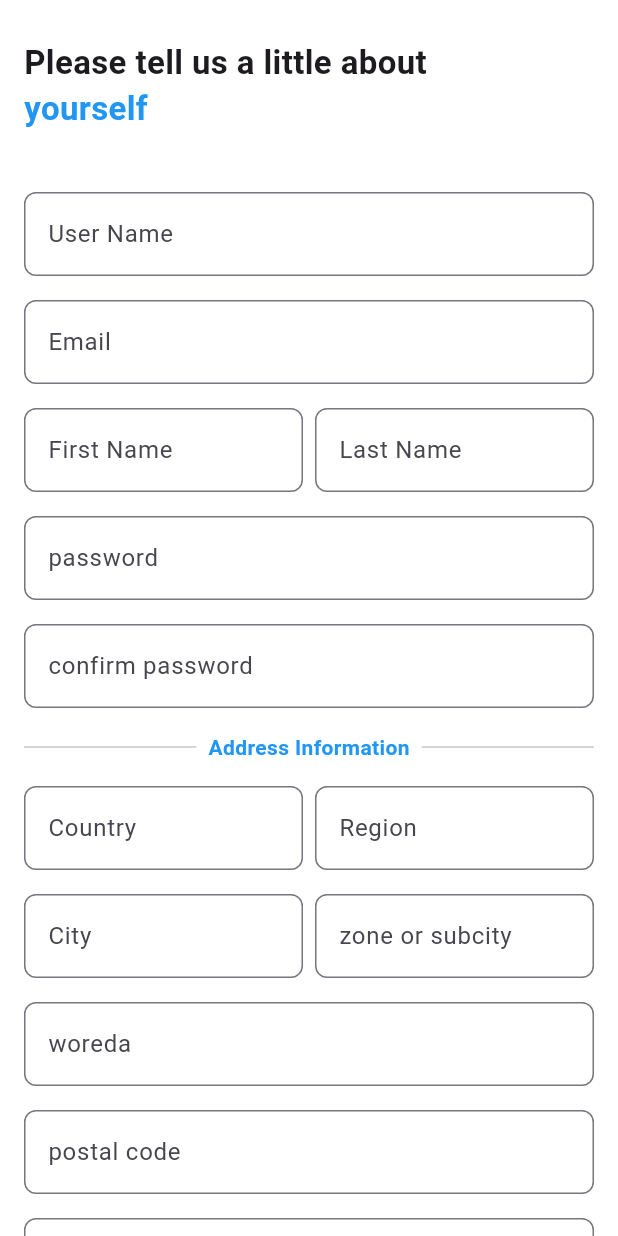
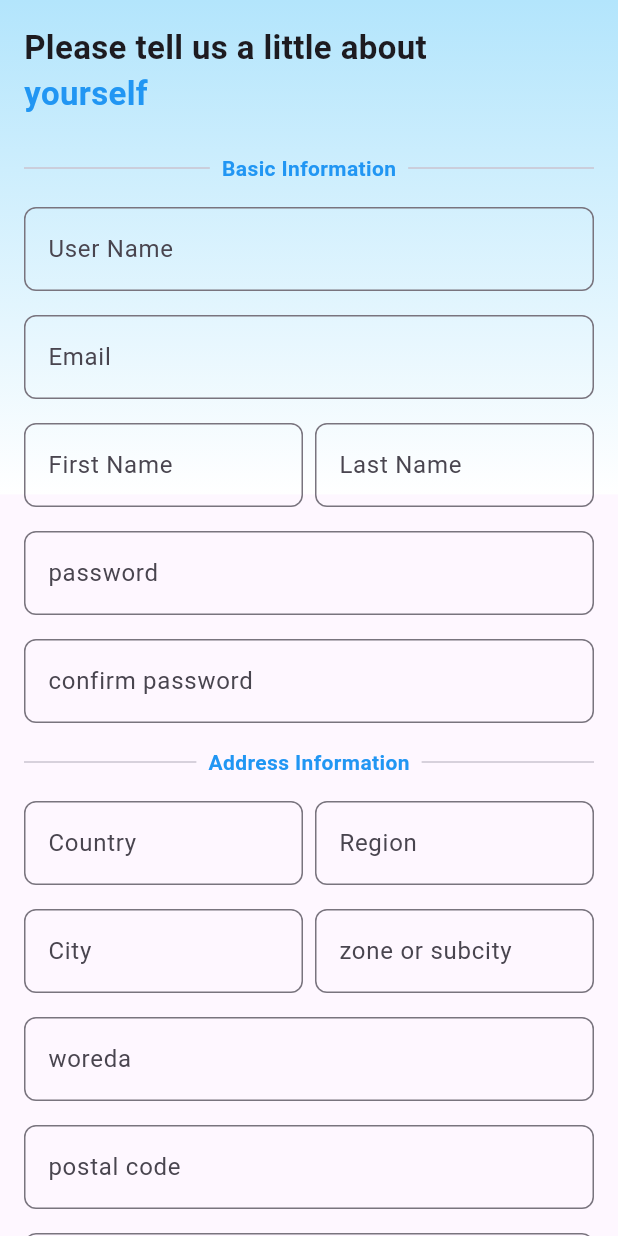
Before and after one commit to beimnet777/flutter-trial, a Flutter app: the PersonalInformationForm screen opened by its route, on a phone screen of 412 x 824 dp. Run offline on Flutter 3.47's test engine with Material 3 defaults, Android fonts, the phone set to English and light mode, and no system bars; our stand-ins replace bloc, dio, file_picker, flutter_bloc, flutter_svg, go_router and 1 more; accounts and stored records are empty.

Commit message:
updates in profile form

```diff
--- a/lib/App Start/screens/onboarding_screen.dart
+++ b/lib/App Start/screens/onboarding_screen.dart
@@ -61,8 +61,7 @@ class _OnboardingScreenState extends State<OnboardingScreen> {
               children: [
                 buildPage(
                   image: 'assets/Onboarding 2.png',
-                  title:
-                      "${_prefs?.getString('language')}Empower Yourself with Digital Tasks",
+                  title: "Empower Yourself with Digital Tasks",
                   subtitle:
                       "Join a community of contributors and earn supplemental income by completing simple digital tasks.",
                 ),
--- a/lib/AuthModule/screen/profile.dart
+++ b/lib/AuthModule/screen/profile.dart
@@ -4,6 +4,7 @@ import 'package:flutter_px/AuthModule/bloc/datacollector_event.dart';
 import 'package:flutter_px/AuthModule/bloc/datacollector_state.dart';
 import 'package:flutter_px/Common/button.dart';
 import 'package:flutter_px/Common/gradient.dart';
+import 'package:flutter_svg/flutter_svg.dart';
 import 'package:go_router/go_router.dart';
 import 'package:flutter_bloc/flutter_bloc.dart';
 
@@ -19,14 +20,10 @@ class PersonalInformationForm extends StatelessWidget {
 
   @override
   Widget build(BuildContext context) {
+    final Size screenSize = MediaQuery.of(context).size;
+    final double screenWidth = screenSize.width;
+    final double screenHeight = screenSize.height;
     return Scaffold(
-        appBar: AppBar(
-          elevation: 0,
-          backgroundColor: Colors.white,
-          iconTheme: const IconThemeData(color: Colors.black),
-          toolbarHeight: 10,
-          shadowColor: Colors.white,
-        ),
         body: BlocListener<ProfileBloc, ProfileState>(
       listener: (context, state) {
         if (state is ProfileCreated) {
@@ -42,8 +39,24 @@ class PersonalInformationForm extends StatelessWidget {
       child: Builder(
         builder: (context) {
           // final profileBloc = context.read<ProfileBloc>();
-              return Container(
-                color: Colors.white, // Set form background to white.
+          return Stack(children: [
+            SizedBox(
+              height: screenHeight * 0.4,
+              child: Container(
+                decoration: const BoxDecoration(
+                  gradient: LinearGradient(
+                    begin: Alignment.topCenter,
+                    end: Alignment.bottomCenter,
+                    colors: [
+                      Color(0xFFB3E5FC), // Light Blue
+                      Color(0xFFFFFFFF), // White
+                    ],
+                  ),
+                ),
+              ),
+            ),
+            Container(
+              // color: Colors.white, // Set form background to white.
               padding: const EdgeInsets.symmetric(horizontal: 16.0),
               child: Stack(children: [
                 SingleChildScrollView(
@@ -79,7 +92,7 @@ class PersonalInformationForm extends StatelessWidget {
 
                             const SizedBox(height: 24),
 
-                              // Divider with "or"
+                            _buildDivider("Basic Information"),
 
                             const SizedBox(height: 16),
 
@@ -93,7 +106,8 @@ class PersonalInformationForm extends StatelessWidget {
                                 label: 'Email',
                                 hint: '',
                                 dataMap: _userData,
-                                  dataLabel: 'email'),
+                                dataLabel: 'email',
+                                boardType: 'Email'),
                             Row(children: [
                               Expanded(
                                 child: _buildTextField(
@@ -124,25 +138,7 @@ class PersonalInformationForm extends StatelessWidget {
                                 obscureText: true,
                                 dataLabel: "confirm",
                                 dataMap: _support),
-                              const Row(
-                                children: [
-                                  Expanded(child: Divider()),
-                                  Padding(
-                                    padding:
-                                        EdgeInsets.symmetric(horizontal: 8.0),
-                                    child: Text(
-                                      'Address Information',
-                                      style: TextStyle(
-                                        fontSize: 14,
-                                        fontWeight:
-                                            FontWeight.bold, // Bold text.
-                                        color: Colors.blue, // Blue color.
-                                      ),
-                                    ),
-                                  ),
-                                  Expanded(child: Divider()),
-                                ],
-                              ),
+                            _buildDivider("Address Information"),
 
                             const SizedBox(height: 16),
 
@@ -192,7 +188,8 @@ class PersonalInformationForm extends StatelessWidget {
                                 label: 'postal code ',
                                 hint: '',
                                 dataMap: _addressData,
-                                  dataLabel: 'postal_code'),
+                                dataLabel: 'postal_code',
+                                boardType: 'Number'),
                             _buildTextField(
                                 label: 'Address line 1 ',
                                 hint: '',
@@ -204,25 +201,7 @@ class PersonalInformationForm extends StatelessWidget {
                                 dataMap: _addressData,
                                 dataLabel: 'address_line_2'),
 
-                              const Row(
-                                children: [
-                                  Expanded(child: Divider()),
-                                  Padding(
-                                    padding:
-                                        EdgeInsets.symmetric(horizontal: 8.0),
-                                    child: Text(
-                                      'Profile Information',
-                                      style: TextStyle(
-                                        fontSize: 14,
-                                        fontWeight:
-                                            FontWeight.bold, // Bold text.
-                                        color: Colors.blue, // Blue color.
-                                      ),
-                                    ),
-                                  ),
-                                  Expanded(child: Divider()),
-                                ],
-                              ),
+                            _buildDivider("Profile Information"),
 
                             const SizedBox(height: 16),
 
@@ -236,11 +215,11 @@ class PersonalInformationForm extends StatelessWidget {
                               children: [
                                 Expanded(
                                     child: _buildTextField(
-                                        label: 'Date of Birth',
+                                        label: 'Nationality',
                                         hint: '',
                                         dataMap: _profileData,
-                                        dataLabel: 'date_of_birth'),
-                                  ),
+                                        dataLabel: 'nationality',
+                                        boardType: 'Date')),
                                 const SizedBox(width: 8),
                                 Expanded(
                                   child: _buildTextField(
@@ -258,7 +237,8 @@ class PersonalInformationForm extends StatelessWidget {
                                 label: 'Phone Number',
                                 hint: '',
                                 dataMap: _profileData,
-                                  dataLabel: 'phone_number'),
+                                dataLabel: 'phone_number',
+                                boardType: "Phone"),
 
                             // Education Level and Marital Status
                             Row(
@@ -317,8 +297,7 @@ class PersonalInformationForm extends StatelessWidget {
                                 builder: (context, state) {
                               if (state is ProfileCreating) {
                                 return const Row(
-                                      mainAxisAlignment:
-                                          MainAxisAlignment.center,
+                                    mainAxisAlignment: MainAxisAlignment.center,
                                     children: [
                                       SizedBox(
                                         height: 20,
@@ -335,17 +314,13 @@ class PersonalInformationForm extends StatelessWidget {
                                       text: 'Next',
                                       onPressed: () {
                                         _profileData['user'] = _userData;
-                                          _profileData['address'] =
-                                              _addressData;
-                                          if (_formKey.currentState
-                                                  ?.validate() ??
+                                        _profileData['address'] = _addressData;
+                                        if (_formKey.currentState?.validate() ??
                                             false) {
                                           _formKey.currentState?.save();
                                           // Emit the event to submit the form
-                                            BlocProvider.of<ProfileBloc>(
-                                                    context)
-                                                .add(CreateProfile(
-                                                    _profileData));
+                                          BlocProvider.of<ProfileBloc>(context)
+                                              .add(CreateProfile(_profileData));
                                         }
                                       }),
                                 );
@@ -358,10 +333,32 @@ class PersonalInformationForm extends StatelessWidget {
                           ])),
                 ),
               ]),
-              );
+            )
+          ]);
         },
       ),
     ));
+  }
+
+// **************************** Form Builder Widget*************\\
+  Widget _buildDivider(String text) {
+    return Row(
+      children: [
+        const Expanded(child: Divider()),
+        Padding(
+          padding: const EdgeInsets.symmetric(horizontal: 8.0),
+          child: Text(
+            text,
+            style: const TextStyle(
+              fontSize: 14,
+              fontWeight: FontWeight.bold, // Bold text.
+              color: Colors.blue, // Blue color.
+            ),
+          ),
+        ),
+        const Expanded(child: Divider()),
+      ],
+    );
   }
 
   // Method to build text fields.
@@ -371,9 +368,29 @@ class PersonalInformationForm extends StatelessWidget {
     FormFieldValidator<String>? validator,
     required Map<String, dynamic>? dataMap,
     required String? dataLabel,
+    String boardType = "Text",
     bool obscureText =
         false, // default to false, meaning not obscure by default
   }) {
+    final TextInputType keyboardType;
+    switch (boardType) {
+      case 'Text':
+        keyboardType = TextInputType.text;
+        break;
+      case 'Number':
+        keyboardType = TextInputType.number;
+      case 'Date':
+        keyboardType = TextInputType.datetime;
+        break;
+      case 'Phone':
+        keyboardType = TextInputType.phone;
+        break;
+      case 'Email':
+        keyboardType = TextInputType.emailAddress;
+        break;
+      default:
+        keyboardType = TextInputType.text;
+    }
     return Padding(
       padding: const EdgeInsets.only(bottom: 16.0),
       child: TextFormField(
@@ -384,6 +401,7 @@ class PersonalInformationForm extends StatelessWidget {
             borderRadius: BorderRadius.circular(8.0),
           ),
         ),
+        keyboardType: keyboardType,
         validator: validator ??
             (value) {
               // use the custom validator or default one
@@ -400,3 +418,52 @@ class PersonalInformationForm extends StatelessWidget {
     );
   }
 }
+
+Widget _buildDatePickerField({
+  required String label,
+  required BuildContext context,
+  required Map<String, dynamic> dataMap,
+  required String dataLabel,
+}) {
+  DateTime? selectedDate;
+
+  return TextFormField(
+    readOnly: true, // Prevents manual input.
+    decoration: InputDecoration(
+      labelText: label,
+      suffixIcon: Icon(Icons.calendar_today),
+    ),
+    onTap: () async {
+      // Show the date picker
+      final DateTime? picked = await showDatePicker(
+        context: context,
+        initialDate: DateTime.now(),
+        firstDate: DateTime(1900),
+        lastDate: DateTime(2050),
+      );
+      if (picked != null) {
+        selectedDate = picked; // Store the selected date locally
+        // Manually trigger form state update
+        (context as Element).markNeedsBuild();
+      }
+    },
+    onSaved: (value) {
+      // Store the selected date in the dataMap
+      if (selectedDate != null) {
+        dataMap[dataLabel] = selectedDate;
+      }
+    },
+    validator: (value) {
+      // Ensure a date is selected
+      if (selectedDate == null) {
+        return 'Please select a valid date';
+      }
+      return null;
+    },
+    // Show the selected date if available
+    // ignore: unnecessary_null_comparison
+    initialValue: selectedDate != null
+        ? "${selectedDate!.year}-${selectedDate!.month}-${selectedDate!.day}"
+        : '',
+  );
+}
--- a/lib/Common/dropdown.dart
+++ b/lib/Common/dropdown.dart
@@ -1,4 +1,41 @@
 import 'package:flutter/material.dart';
+
+Widget _buildTextField({
+    required String label,
+    required String hint,
+    FormFieldValidator<String>? validator,
+    required Map<String, dynamic>? dataMap,
+    required String? dataLabel,
+    bool obscureText =
+        false, // default to false, meaning not obscure by default
+  }) {
+    return Padding(
+      padding: const EdgeInsets.only(bottom: 16.0),
+      child: TextFormField(
+        decoration: InputDecoration(
+          labelText: label,
+          hintText: hint,
+          border: OutlineInputBorder(
+            borderRadius: BorderRadius.circular(8.0),
+          ),
+        ),
+        validator: validator ??
+            (value) {
+              // use the custom validator or default one
+              // if (value == null || value.isEmpty) {
+              //   return 'Please enter $label'; // default validation message
+              // }
+              return null;
+            },
+        onSaved: (value) {
+          dataMap?[dataLabel as String] = value;
+        },
+        obscureText: obscureText, // for password fields
+      ),
+    );
+  }
+
+
 
 class CustomDropdown extends StatefulWidget {
   final String initialValue;
--- a/pubspec.yaml
+++ b/pubspec.yaml
@@ -41,6 +41,7 @@ dependencies:
   dio: ^5.7.0
   bloc: ^8.1.4
   flutter_bloc: ^8.1.6
+  flutter_svg: ^2.0.10+1
 
 dev_dependencies:
   flutter_test:
@@ -70,6 +71,7 @@ flutter:
     - assets/logo.png
     - assets/PlatformX_logo.png
     - assets/kifiya.png
+    - assets/gradient.svg
 
   # An image asset can refer to one or more resolution-specific "variants", see
   # https://flutter.dev/to/resolution-aware-images
```
Also changed, not shown: lib/AuthModule/data provider/datacollector_provider.dart (+2 -9 lines), lib/AuthModule/screen/dropdown.dart (added, +76 -0 lines), assets/gradient.svg (added), pubspec.lock. Lines whose indentation alone changed are shown as unchanged.
